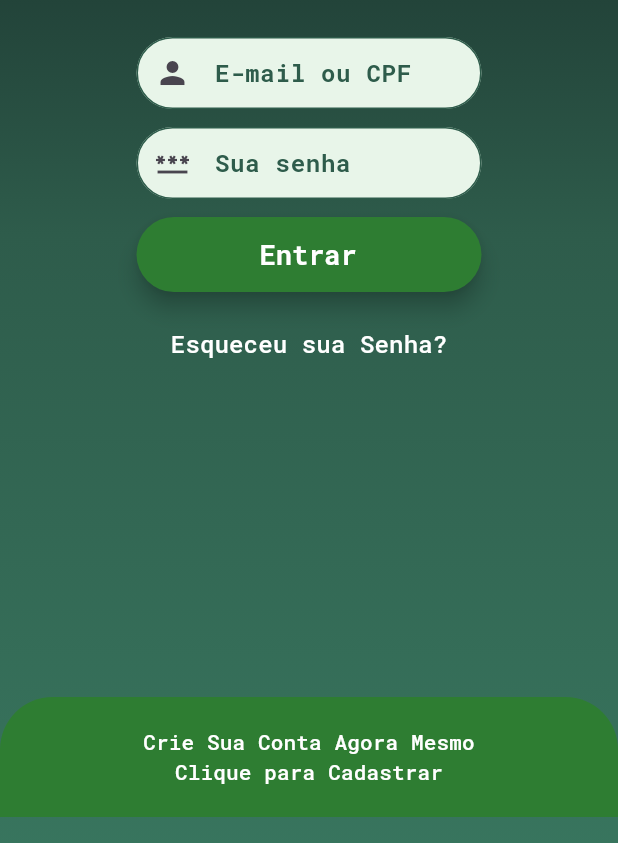
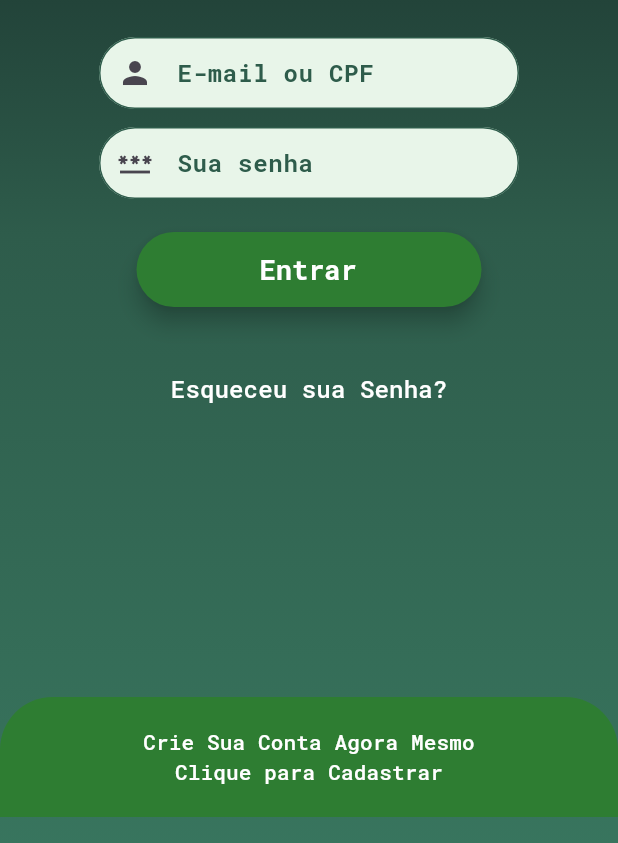
Before and after one commit to GuustavoPetry/marketool_finance, a Flutter app: the screen it shows after launch, on a phone screen of 412 x 824 dp, the part 383-1226 px from its top. Run offline on Flutter 3.47's test engine with Material 3 defaults, Android fonts, the phone set to English and light mode, and no system bars; our stand-ins replace fl_chart; missing offline and left inert: file_selector.

Commit message:
Expandindo CustomInputField

```diff
--- a/lib/src/views/login_view.dart
+++ b/lib/src/views/login_view.dart
@@ -149,7 +149,7 @@ class _LoginViewState extends State<LoginView> with WidgetsBindingObserver {
                   text: "Sua senha",
                   inputController: _passwordController,
                 ),
-                const SizedBox(height: 10),
+                const SizedBox(height: 20),
                 Center(
                   child: Column(
                     crossAxisAlignment: CrossAxisAlignment.center,
@@ -158,7 +158,7 @@ class _LoginViewState extends State<LoginView> with WidgetsBindingObserver {
                         onPressed: _loading ? null : _handleLogin,
                         label: _loading ? "Validando..." : "Entrar",
                       ),
-                      const SizedBox(height: 10),
+                      const SizedBox(height: 30),
                       TextButton(
                         onPressed: () {},
                         child: Text(
--- a/lib/src/widgets/custom_date_picker.dart
+++ b/lib/src/widgets/custom_date_picker.dart
@@ -22,7 +22,7 @@ class CustomDatePicker extends StatelessWidget {
   Widget build(BuildContext context) {
     return Center(
       child: SizedBox(
-        width: 230,
+        width: 280,
         height: 50,
         child: TextFormField(
           readOnly: true,
--- a/lib/src/widgets/custom_form_field.dart
+++ b/lib/src/widgets/custom_form_field.dart
@@ -22,7 +22,7 @@ class CustomFormField extends StatelessWidget {
   Widget build(BuildContext context) {
     return Center(
       child: SizedBox(
-        width: 230,
+        width: 280,
         height: 50,
         child: TextFormField(
           controller: inputController,
--- a/lib/src/widgets/custom_input_field.dart
+++ b/lib/src/widgets/custom_input_field.dart
@@ -18,7 +18,7 @@ class CustomInputField extends StatelessWidget {
     return Container(
       alignment: Alignment.center,
       child: SizedBox(
-        width: 230,
+        width: 280,
         height: 50,
         child: TextField(
           controller: inputController,
```
